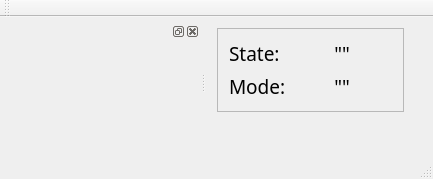
Before: the Qt Designer form src/mainwindow.ui in somabuggy2020/soma_move_driver, drawn with Qt 5.
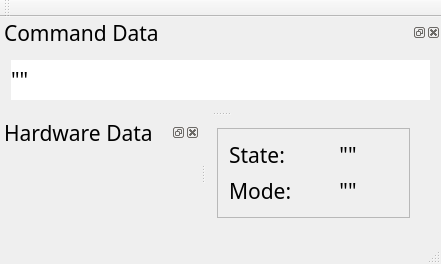
After: the same form once the commit is applied.

Commit message: Add UI to show command detail

```diff
--- a/src/mainwindow.ui
+++ b/src/mainwindow.ui
@@ -6,14 +6,14 @@
    <rect>
     <x>0</x>
     <y>0</y>
-    <width>433</width>
-    <height>179</height>
+    <width>441</width>
+    <height>264</height>
    </rect>
   </property>
   <property name="font">
    <font>
     <family>Source Code Pro</family>
-    <pointsize>14</pointsize>
+    <pointsize>16</pointsize>
    </font>
   </property>
   <property name="windowTitle">
@@ -130,14 +130,139 @@
    <property name="minimumSize">
     <size>
      <width>200</width>
-     <height>36</height>
+     <height>0</height>
     </size>
    </property>
+   <property name="maximumSize">
+    <size>
+     <width>524287</width>
+     <height>10000</height>
+    </size>
+   </property>
+   <property name="floating">
+    <bool>false</bool>
+   </property>
+   <property name="windowTitle">
+    <string>Hardware Data</string>
+   </property>
    <attribute name="dockWidgetArea">
     <number>1</number>
    </attribute>
    <widget class="QWidget" name="dockWidgetContents"/>
   </widget>
+  <widget class="QDockWidget" name="dockWidget">
+   <property name="minimumSize">
+    <size>
+     <width>95</width>
+     <height>76</height>
+    </size>
+   </property>
+   <property name="maximumSize">
+    <size>
+     <width>524287</width>
+     <height>10000</height>
+    </size>
+   </property>
+   <property name="floating">
+    <bool>false</bool>
+   </property>
+   <property name="windowTitle">
+    <string>Command Data</string>
+   </property>
+   <attribute name="dockWidgetArea">
+    <number>4</number>
+   </attribute>
+   <widget class="QWidget" name="dockWidgetContents_2">
+    <layout class="QVBoxLayout" name="verticalLayout">
+     <item>
+      <widget class="QLabel" name="lblCmd">
+       <property name="minimumSize">
+        <size>
+         <width>0</width>
+         <height>40</height>
+        </size>
+       </property>
+       <property name="palette">
+        <palette>
+         <active>
+          <colorrole role="Base">
+           <brush brushstyle="SolidPattern">
+            <color alpha="255">
+             <red>255</red>
+             <green>255</green>
+             <blue>255</blue>
+            </color>
+           </brush>
+          </colorrole>
+          <colorrole role="Window">
+           <brush brushstyle="SolidPattern">
+            <color alpha="255">
+             <red>255</red>
+             <green>255</green>
+             <blue>255</blue>
+            </color>
+           </brush>
+          </colorrole>
+         </active>
+         <inactive>
+          <colorrole role="Base">
+           <brush brushstyle="SolidPattern">
+            <color alpha="255">
+             <red>255</red>
+             <green>255</green>
+             <blue>255</blue>
+            </color>
+           </brush>
+          </colorrole>
+          <colorrole role="Window">
+           <brush brushstyle="SolidPattern">
+            <color alpha="255">
+             <red>255</red>
+             <green>255</green>
+             <blue>255</blue>
+            </color>
+           </brush>
+          </colorrole>
+         </inactive>
+         <disabled>
+          <colorrole role="Base">
+           <brush brushstyle="SolidPattern">
+            <color alpha="255">
+             <red>255</red>
+             <green>255</green>
+             <blue>255</blue>
+            </color>
+           </brush>
+          </colorrole>
+          <colorrole role="Window">
+           <brush brushstyle="SolidPattern">
+            <color alpha="255">
+             <red>255</red>
+             <green>255</green>
+             <blue>255</blue>
+            </color>
+           </brush>
+          </colorrole>
+         </disabled>
+        </palette>
+       </property>
+       <property name="autoFillBackground">
+        <bool>true</bool>
+       </property>
+       <property name="frameShape">
+        <enum>QFrame::NoFrame</enum>
+       </property>
+       <property name="frameShadow">
+        <enum>QFrame::Sunken</enum>
+       </property>
+       <property name="text">
+        <string>&quot;&quot;</string>
+       </property>
+      </widget>
+     </item>
+    </layout>
+   </widget>
+  </widget>
  </widget>
  <layoutdefault spacing="6" margin="11"/>
  <resources/>
```
Left out of the diff: 59 changed lines with no effect on the pictures. The commit also changes 4 other files.
